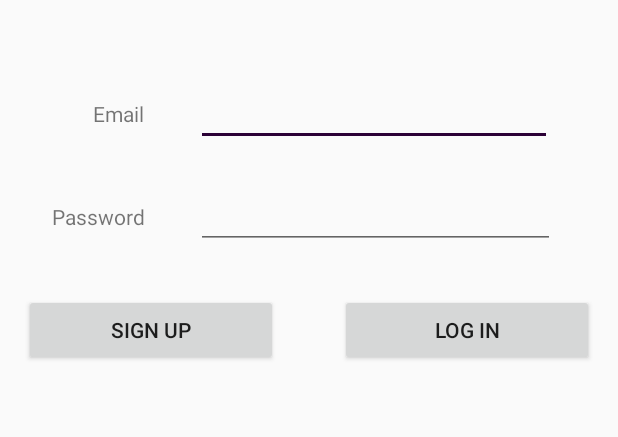
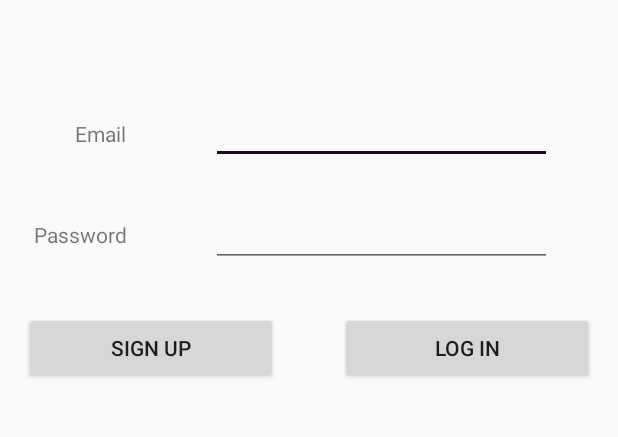
Before and after one commit to leethor92/statmaster, an Android app: the screen it shows after launch (LoginView), on a phone screen of 412 x 824 dp, the part 84-521 px from its top. Run offline under Robolectric (Android 15) with nearby library versions, the phone set to English and light mode, and no system bars; our stand-ins replace Firebase (no records; nobody signed in at launch, a user with empty details on screens opened directly), Room's generated code; 1 statement that could not run was skipped.

Commit message:
fixed UI issue with Login/Signup

```diff
--- a/app/src/main/res/layout/activity_login.xml
+++ b/app/src/main/res/layout/activity_login.xml
@@ -41,10 +41,10 @@
 
         <EditText
             android:id="@+id/email"
-            android:layout_width="237dp"
-            android:layout_height="wrap_content"
+            android:layout_width="227dp"
+            android:layout_height="45dp"
             android:layout_marginStart="8dp"
-            android:layout_marginTop="108dp"
+            android:layout_marginTop="120dp"
             android:layout_marginEnd="36dp"
             android:ems="10"
             android:inputType="textEmailAddress"
@@ -55,18 +55,21 @@
 
         <TextView
             android:id="@+id/textView"
-            android:layout_width="72dp"
-            android:layout_height="23dp"
+            android:layout_width="60dp"
+            android:layout_height="20dp"
             android:layout_marginStart="16dp"
+            android:layout_marginTop="133dp"
+            android:layout_marginBottom="46dp"
             android:text="Email"
             android:textAlignment="textEnd"
-            app:layout_constraintBaseline_toBaselineOf="@+id/email"
-            app:layout_constraintStart_toStartOf="parent" />
+            app:layout_constraintBottom_toTopOf="@+id/textView2"
+            app:layout_constraintStart_toStartOf="parent"
+            app:layout_constraintTop_toTopOf="parent" />
 
         <EditText
             android:id="@+id/password"
-            android:layout_width="239dp"
-            android:layout_height="wrap_content"
+            android:layout_width="227dp"
+            android:layout_height="45dp"
             android:layout_marginTop="8dp"
             android:ems="10"
             android:inputType="textPassword"
```
